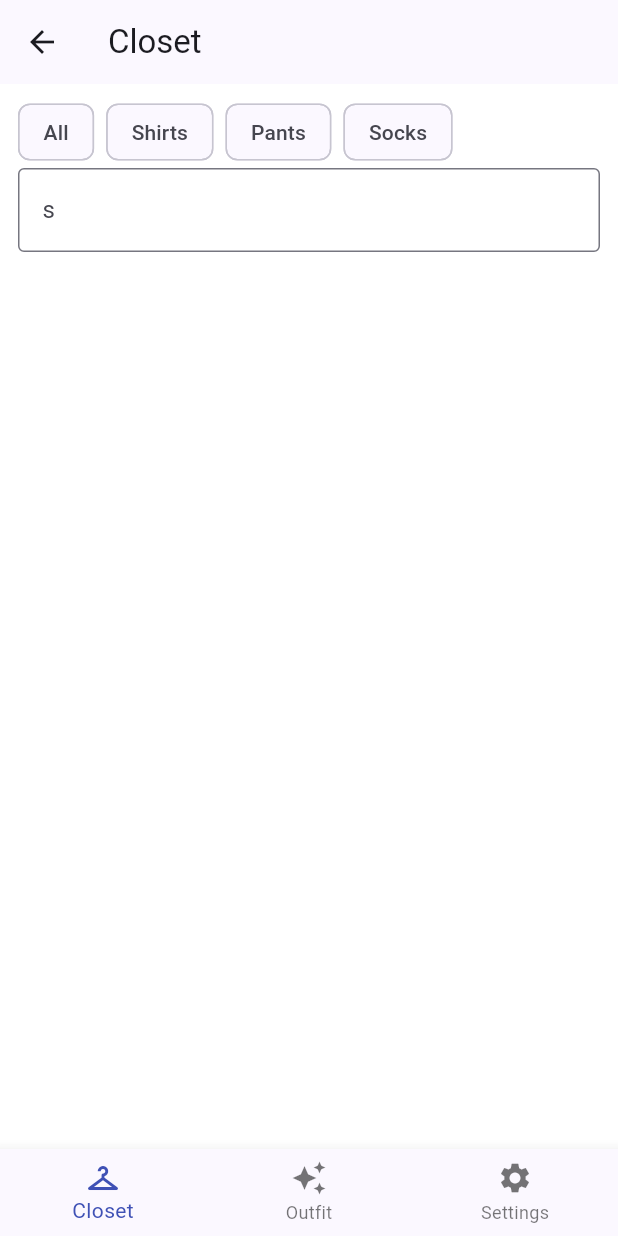
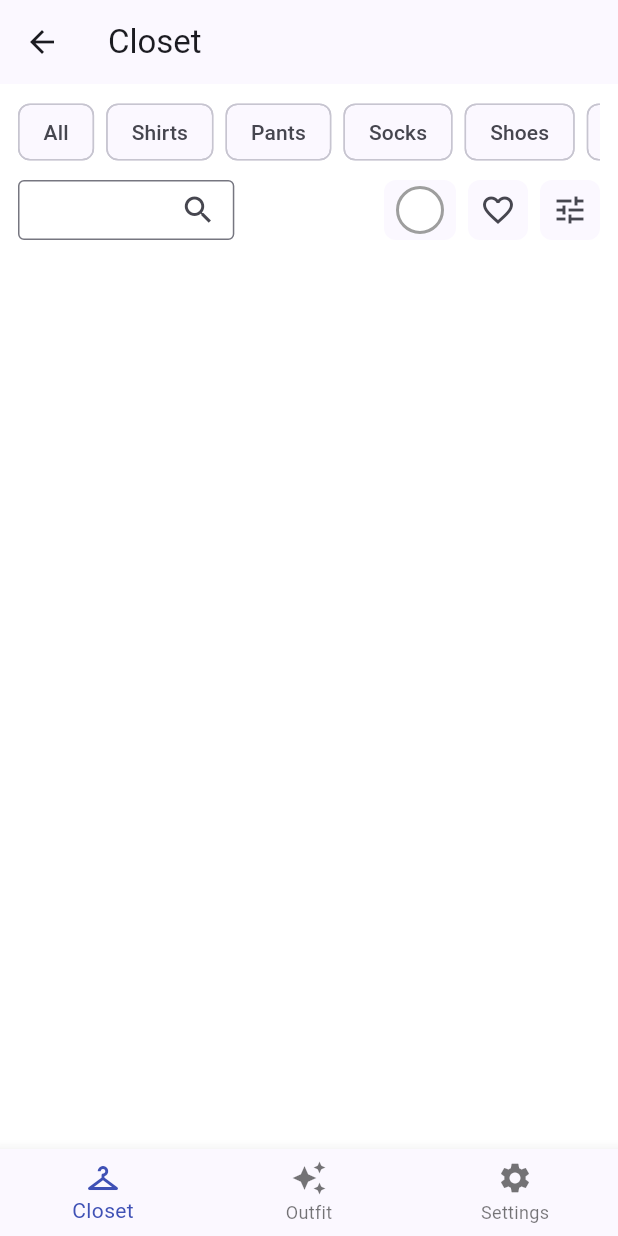
Before and after one commit to ElPitagoras14/cleanstyle, a Flutter app: the screen it shows after launch, on a phone screen of 412 x 824 dp. Run offline on Flutter 3.47's test engine with Material 3 defaults, Android fonts, the phone set to English and light mode, and no system bars; generated files the repository leaves out were written again.

Commit message:
Update closet.dart

```diff
--- a/lib/features/closet/closet.dart
+++ b/lib/features/closet/closet.dart
@@ -1,5 +1,7 @@
 import 'package:cleanstyle/shared/widgets/custom_bottom_navigation_bar.dart';
+import 'package:flutter/cupertino.dart';
 import 'package:flutter/material.dart';
+import 'package:flutter/widgets.dart';
 import 'package:flutter_gen/gen_l10n/app_localizations.dart';
 
 class ClosetScreen extends StatelessWidget {
@@ -12,6 +14,8 @@ class ClosetScreen extends StatelessWidget {
       "Shirts",
       "Pants",
       "Socks",
+      "Shoes",
+      "Accessories",
     ];
 
     return Scaffold(
@@ -27,7 +31,11 @@ class ClosetScreen extends StatelessWidget {
               child: Column(
                 mainAxisAlignment: MainAxisAlignment.start,
                 children: [
-                  Row(
+                  Align(
+                    alignment: Alignment.centerLeft,
+                    child: SingleChildScrollView(
+                      scrollDirection: Axis.horizontal,
+                      child: Row(
                         children: categories.map((category) {
                           return Padding(
                             padding: const EdgeInsets.only(right: 8.0),
@@ -37,13 +45,74 @@ class ClosetScreen extends StatelessWidget {
                           );
                         }).toList(),
                       ),
-                  const TextField(
-                    obscureText: true,
+                    ),
+                  ),
+                  Padding(
+                    padding: const EdgeInsets.only(top: 8.0),
+                    child: Row(
+                      mainAxisAlignment: MainAxisAlignment.spaceBetween,
+                      children: [
+                        SizedBox(
+                          width: MediaQuery.of(context).size.width * 0.35,
+                          height: 40.0,
+                          child: const TextField(
+                            style: TextStyle(fontSize: 14.0),
                             decoration: InputDecoration(
                               border: OutlineInputBorder(),
-                      labelText: "s",
+                              suffixIcon: Icon(Icons.search),
+                              contentPadding:
+                                  EdgeInsets.symmetric(horizontal: 8.0),
+                            ),
+                          ),
+                        ),
+                        Row(
+                          children: [
+                            Material(
+                              shape: RoundedRectangleBorder(
+                                borderRadius: BorderRadius.circular(8.0),
+                              ),
+                              child: const SizedBox(
+                                height: 40.0,
+                                child: Padding(
+                                  padding: EdgeInsets.symmetric(
+                                      horizontal: 8.0, vertical: 4.0),
+                                  child: Row(
+                                    children: [
+                                      Material(
+                                        shape: CircleBorder(
+                                          side: BorderSide(
+                                            color: Colors.grey,
+                                            width: 2.0,
+                                          ),
+                                        ),
+                                        color: Colors.white,
+                                        child: SizedBox(
+                                          width: 32.0,
+                                          height: 32.0,
                                         ),
                                       )
+                                    ],
+                                  ),
+                                ),
+                              ),
+                            ),
+                            const SizedBox(
+                              width: 8.0,
+                            ),
+                            const CustomIcon(
+                              iconInfo: Icons.favorite_outline,
+                            ),
+                            const SizedBox(
+                              width: 8.0,
+                            ),
+                            const CustomIcon(
+                              iconInfo: Icons.tune_outlined,
+                            ),
+                          ],
+                        ),
+                      ],
+                    ),
+                  ),
                 ],
               ),
             ),
@@ -52,3 +121,29 @@ class ClosetScreen extends StatelessWidget {
         bottomNavigationBar: const CustomBottomNavigationBar(currentIndex: 0));
   }
 }
+
+class CustomIcon extends StatelessWidget {
+  const CustomIcon({
+    super.key,
+    required this.iconInfo,
+  });
+
+  final IconData iconInfo;
+
+  @override
+  Widget build(BuildContext context) {
+    return Material(
+      shape: RoundedRectangleBorder(
+        borderRadius: BorderRadius.circular(8.0),
+      ),
+      child: SizedBox(
+        width: 40.0,
+        height: 40.0,
+        child: IconButton(
+          icon: Icon(iconInfo),
+          onPressed: () {},
+        ),
+      ),
+    );
+  }
+}
```
Lines whose indentation alone changed are shown as unchanged.
